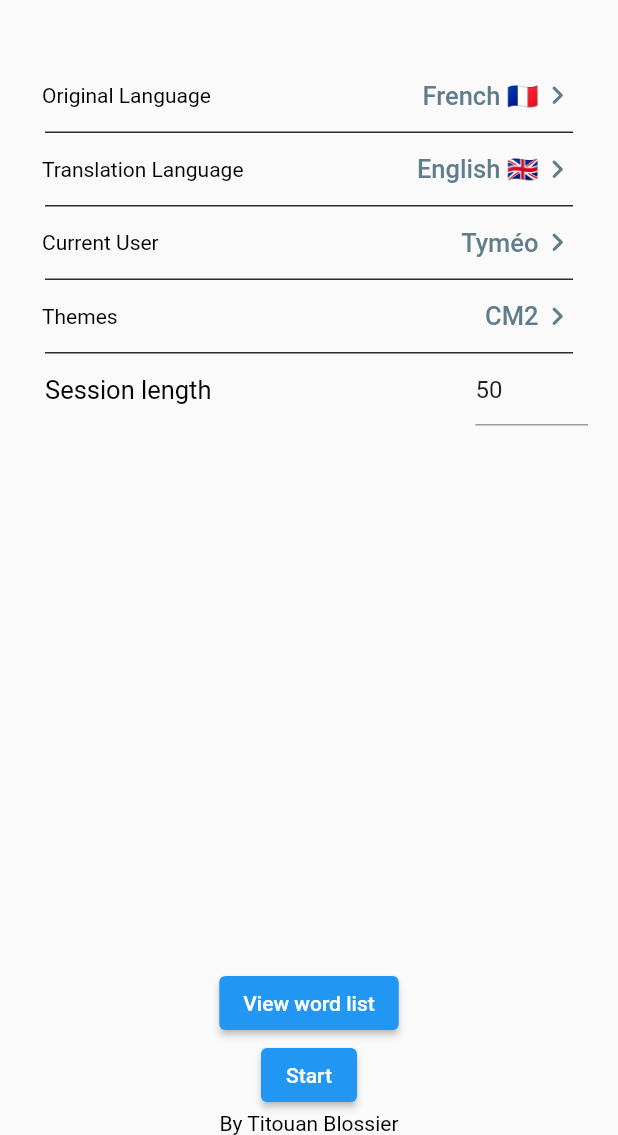
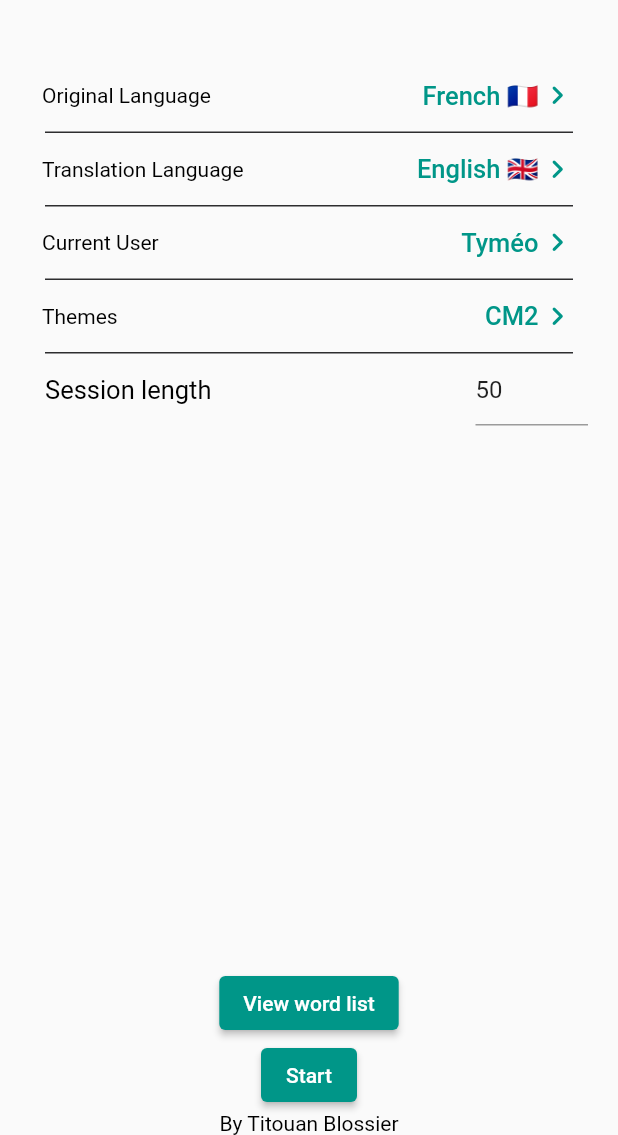
Before and after one commit to A-French-PngHash/Vocab-Flutter, a Flutter app: the screen it shows after launch, on a phone screen of 412 x 824 dp, the part 101-1236 px from its top. Run offline on Flutter 3.47's test engine with Material 2 defaults, Android fonts, the phone set to English and light mode, and no system bars; our stand-ins replace bloc, flutter_bloc, freezed_annotation, shared_preferences, sqflite; accounts and stored records are empty; Roboto replaces fonts that are missing (HurmeGeoSans).

Commit message:
New theme for end screen

```diff
--- a/lib/Interface/Pages/main_menu_page.dart
+++ b/lib/Interface/Pages/main_menu_page.dart
@@ -94,14 +94,12 @@ class MainMenuPage extends StatelessWidget {
               pushWordList(context);
             },
             child: Text("View word list"),
-            style: ElevatedButton.styleFrom(primary: Colors.blue),
           ),
           ElevatedButton(
             onPressed: () {
               pushTrainingView(context, numberOfTranslationToDo);
             },
             child: Text("Start"),
-            style: ElevatedButton.styleFrom(primary: Colors.blue),
           ),
           Text("By Titouan Blossier"),
         ],
--- a/lib/themes.dart
+++ b/lib/themes.dart
@@ -3,9 +3,8 @@ import 'package:flutter/material.dart';
 class Themes {
   final theme1 = ThemeData(
     brightness: Brightness.light,
-    primaryColor: Colors.orange,
     textTheme: TextTheme(bodyText2: TextStyle(color: Colors.black)),
-    colorScheme: ColorScheme.light(primary: Colors.blueGrey),
+    colorScheme: ColorScheme.light(primary: Colors.teal),
     fontFamily: "HurmeGeoSans",
     iconTheme: IconThemeData(color: Color(0xFF94949B), size: 25),
   );
```
Also changed, not shown: lib/Interface/Pages/session_recap.dart (+9 -10 lines), lib/Interface/Pages/training_page.dart (+19 -8 lines).
